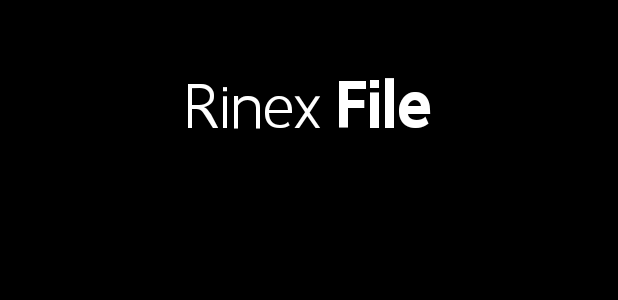
After one commit to DoopDip/GnssRecord, an Android app: the layout activity_file.xml on its own in the app's theme, with its tools: preview values and no code run, on a phone screen of 412 x 824 dp. The commit adds this screen. Shown: the top 300 px of the screen. Run offline under Robolectric (Android 15) with nearby library versions, the phone set to English and light mode, and no system bars.

Commit message:
Show Rinex file

```diff
--- a/app/build.gradle
+++ b/app/build.gradle
@@ -36,6 +36,8 @@ dependencies {
     implementation 'com.google.firebase:firebase-messaging:15.0.2'
 
     implementation 'com.github.rubensousa:gravitysnaphelper:1.5'
+
+    implementation 'com.afollestad.material-dialogs:core:0.9.6.0'
 }
 
 apply plugin: 'com.google.gms.google-services'
--- a/app/src/main/AndroidManifest.xml
+++ b/app/src/main/AndroidManifest.xml
@@ -30,6 +30,7 @@
         <activity android:name=".RegisterActivity" />
         <activity android:name=".RecordActivity" />
         <activity android:name=".PositionActivity" />
+        <activity android:name=".FileActivity"></activity>
     </application>
 
 </manifest>
--- a/app/src/main/java/th/ac/kmutnb/cs/gnssrecord/adapter/SatelliteDiffCallback.java
+++ b/app/src/main/java/th/ac/kmutnb/cs/gnssrecord/adapter/SatelliteDiffCallback.java
@@ -6,7 +6,6 @@ import android.support.v7.util.DiffUtil;
 import java.util.List;
 
 public class SatelliteDiffCallback extends DiffUtil.Callback {
-    private static final String TAG = SatelliteDiffCallback.class.getSimpleName();
 
     private List<GnssMeasurement> measurementListOld;
     private List<GnssMeasurement> measurementListNew;
--- /dev/null
+++ b/app/src/main/res/layout/activity_file.xml
@@ -0,0 +1,53 @@
+<?xml version="1.0" encoding="utf-8"?>
+<RelativeLayout xmlns:android="http://schemas.android.com/apk/res/android"
+    xmlns:app="http://schemas.android.com/apk/res-auto"
+    xmlns:tools="http://schemas.android.com/tools"
+    android:layout_width="match_parent"
+    android:layout_height="match_parent"
+    tools:context="th.ac.kmutnb.cs.gnssrecord.FileActivity">
+
+    <LinearLayout
+        android:id="@+id/file_title"
+        android:layout_width="wrap_content"
+        android:layout_height="wrap_content"
+        android:layout_centerHorizontal="true"
+        android:layout_marginBottom="35dp"
+        android:layout_marginTop="30dp"
+        android:orientation="horizontal">
+
+        <TextView
+            android:layout_width="wrap_content"
+            android:layout_height="wrap_content"
+            android:fontFamily="@font/thaisansneue_light"
+            android:paddingEnd="10dp"
+            android:paddingStart="0dp"
+            android:text="@string/rinex"
+            android:textColor="@color/colorWhite"
+            android:textSize="60sp" />
+
+        <TextView
+            android:layout_width="wrap_content"
+            android:layout_height="wrap_content"
+            android:fontFamily="@font/thaisansneue_extrabold"
+            android:text="@string/file"
+            android:textColor="@color/colorWhite"
+            android:textSize="60sp" />
+    </LinearLayout>
+
+    <ScrollView
+        android:layout_width="match_parent"
+        android:layout_height="match_parent"
+        android:layout_below="@+id/file_title"
+        android:fadingEdgeLength="20dp"
+        android:overScrollMode="never"
+        android:requiresFadingEdge="vertical">
+
+        <android.support.v7.widget.RecyclerView
+            android:id="@+id/file_recyclerView"
+            android:layout_width="match_parent"
+            android:layout_height="wrap_content"
+            app:reverseLayout="true"
+            app:stackFromEnd="true" />
+    </ScrollView>
+
+</RelativeLayout>
--- a/app/src/main/res/values/strings.xml
+++ b/app/src/main/res/values/strings.xml
@@ -35,4 +35,10 @@
     <string name="all">All:</string>
     <string name="unknown">Unknown</string>
     <string name="hyphen">-</string>
+    <string name="file">File</string>
+    <string name="rinex">Rinex</string>
+    <string name="setting">Setting</string>
+    <string name="open">Open</string>
+    <string name="share">Share</string>
+    <string name="delete">Delete</string>
 </resources>
```
Also changed, not shown: app/src/main/java/th/ac/kmutnb/cs/gnssrecord/FileActivity.java (added, +43 -0 lines), app/src/main/java/th/ac/kmutnb/cs/gnssrecord/RecordActivity.java (+19 -1 lines), app/src/main/java/th/ac/kmutnb/cs/gnssrecord/adapter/FileAdapter.java (added, +115 -0 lines), app/src/main/res/drawable/bg_adapter_file.xml (added, +17 -0 lines), app/src/main/res/layout/activity_record.xml (+33 -1 lines), app/src/main/res/layout/adapter_file.xml (added, +41 -0 lines).
